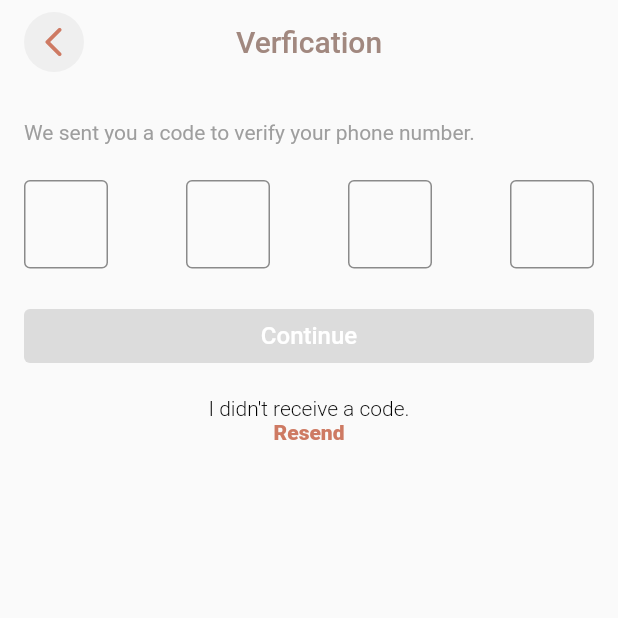
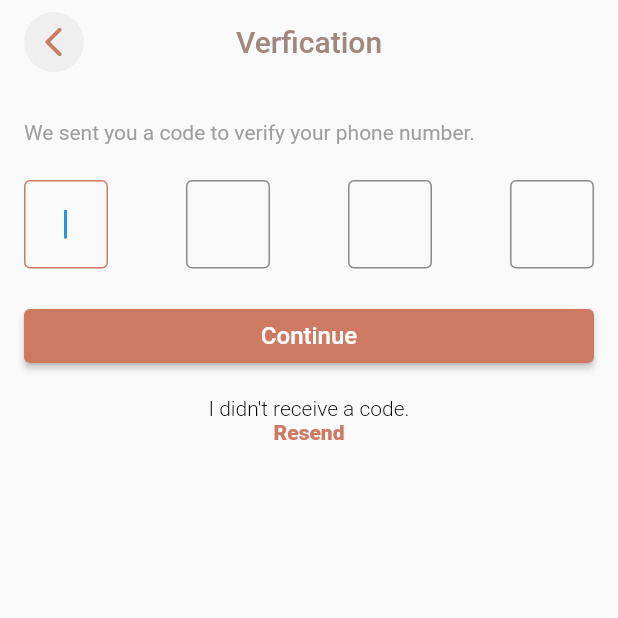
Before and after one commit to SelaseKay/call-away, a Flutter app: the screen it shows after launch, on a phone screen of 412 x 824 dp, the top half of it. Run offline on Flutter 3.47's test engine with Material 2 defaults, Android fonts, the phone set to English and light mode, and no system bars; our stand-ins replace cloud_firestore, firebase_auth, firebase_core, flutter_riverpod, flutter_svg, google_fonts and 2 more; accounts and stored records are empty; Roboto replaces fonts that are missing (Prompt).

Commit message:
add otp-verfication-screen. yet to connect it an otp service

```diff
--- a/lib/main.dart
+++ b/lib/main.dart
@@ -39,7 +39,7 @@ class _MyAppState extends State<MyApp> {
           textTheme:
               const TextTheme(headline6: TextStyle(color: Color(0xFFA1887F)))),
       // home: SignUpScreen(),
-      home: const OtpVerificationScreen()
+      home: OtpVerificationScreen()
       // home: const HomeScreen(title: 'Flutter Demo Home Page'),
     );
   }
--- a/lib/ui/components/icon_button.dart
+++ b/lib/ui/components/icon_button.dart
@@ -21,6 +21,7 @@ class MyIconButton extends StatelessWidget {
         color: const Color(0xFFEFEFEF),
         borderRadius: const BorderRadius.all(Radius.circular(50.0)),
         child: InkWell(
+          focusColor: const Color(0xFFEFEFEF),
           borderRadius: const BorderRadius.all(Radius.circular(50.0)),
           onTap: onPressed,
           child: Center(
--- a/lib/ui/screens/add_phone_number_screen.dart
+++ b/lib/ui/screens/add_phone_number_screen.dart
@@ -65,7 +65,7 @@ class AddPhoneNumberScreen extends StatelessWidget {
                       // transitionDuration:
                       //     const Duration(milliseconds: 550),
                       pageBuilder: (context, animation, secondaryAnimatio) =>
-                          const OtpVerificationScreen(),
+                          OtpVerificationScreen(),
                     ));
               }),
             ),
--- a/lib/ui/screens/otp_verification-screen.dart
+++ b/lib/ui/screens/otp_verification-screen.dart
@@ -1,7 +1,6 @@
 import 'package:call_away/provider/otp_code_provider.dart';
 import 'package:call_away/ui/components/continue_button.dart';
 import 'package:call_away/ui/components/icon_button.dart';
-import 'package:call_away/ui/components/labeled_textfield.dart';
 import 'package:call_away/ui/components/text_span.dart';
 import 'package:flutter/material.dart';
 import 'package:flutter/services.dart';
@@ -9,16 +8,15 @@ import 'package:flutter_riverpod/flutter_riverpod.dart';
 import 'package:google_fonts/google_fonts.dart';
 
 class OtpVerificationScreen extends ConsumerWidget {
-  const OtpVerificationScreen({Key? key}) : super(key: key);
+  OtpVerificationScreen({Key? key}) : super(key: key);
+
+  final _controller1 = TextEditingController();
+  final _controller2 = TextEditingController();
+  final _controller3 = TextEditingController();
+  final _controller4 = TextEditingController();
 
   @override
   Widget build(BuildContext context, WidgetRef ref) {
-    var otpCode = ref.watch(otpCodeProvider);
-
-    ref.listen(otpCodeProvider, ((previous, next) {
-      print("Otp code is: $next");
-    }));
-
     return Theme(
       data: Theme.of(context).copyWith(
           textTheme: Theme.of(context).textTheme.copyWith(
@@ -58,14 +56,35 @@ class OtpVerificationScreen extends ConsumerWidget {
                     color: const Color(0xFF9E9E9E)),
               ),
             ),
-            const Padding(
-              padding: EdgeInsets.only(top: 24.0),
-              child: _OtpCodeTextFields(),
+            Padding(
+                padding: const EdgeInsets.only(top: 24.0),
+                child: Form(
+                    onChanged: () {},
+                    child: Row(
+                      mainAxisAlignment: MainAxisAlignment.spaceBetween,
+                      children: [
+                        _OtpTextField(
+                          controller: _controller1,
+                          autoFocus: true,
                         ),
+                        _OtpTextField(controller: _controller2),
+                        _OtpTextField(controller: _controller3),
+                        _OtpTextField(controller: _controller4),
+                      ],
+                    ))),
             Padding(
               padding: const EdgeInsets.only(top: 16.0),
-              child:
-                  ContinueButton(onPressed: otpCode.length == 4 ? () {} : null),
+              child: ContinueButton(onPressed: () {
+                var otpCode = _controller1.text +
+                    _controller2.text +
+                    _controller3.text +
+                    _controller4.text;
+                print("otp code is: $otpCode");
+                if (otpCode.length != 4) {
+                  ScaffoldMessenger.of(context).showSnackBar(const SnackBar(
+                      content: Text("Entered code is incomplete")));
+                }
+              }),
             ),
             Padding(
               padding: const EdgeInsets.only(top: 16.0),
@@ -81,46 +100,36 @@ class OtpVerificationScreen extends ConsumerWidget {
   }
 }
 
-class _OtpCodeTextFields extends ConsumerWidget {
-  const _OtpCodeTextFields({Key? key}) : super(key: key);
 
-  void updateOtpCode(
-      BuildContext context, String currentOtpCode, WidgetRef ref) {
-    if (currentOtpCode.length == 1) {
-      ref.read(otpCodeProvider.notifier).state =
-          ref.read(otpCodeProvider.notifier).state + currentOtpCode;
-      FocusScope.of(context).nextFocus();
-    } else if (currentOtpCode.length != 1 &&
-        ref.read(otpCodeProvider.notifier).state.isNotEmpty) {
-      var otpCode = ref.read(otpCodeProvider.notifier).state;
-      ref.read(otpCodeProvider.notifier).state =
-          otpCode.substring(0, otpCode.length - 2);
-      FocusScope.of(context).previousFocus();
-    }
-  }
+class _OtpTextField extends ConsumerWidget {
+  const _OtpTextField(
+      {Key? key, required this.controller, this.autoFocus = false})
+      : super(key: key);
+
+  final TextEditingController controller;
+  final bool autoFocus;
 
   @override
   Widget build(BuildContext context, WidgetRef ref) {
-    return Form(
-        child: Row(
-      mainAxisAlignment: MainAxisAlignment.spaceBetween,
-      children: [
-        SizedBox(
+    return SizedBox(
       height: 64.0,
       width: 56.0,
       child: TextFormField(
-            onSaved: (pin1) {},
-            onChanged: (value) => updateOtpCode(context, value, ref),
+        onChanged: (value) {
+          if (value.length == 1) {
+            FocusScope.of(context).nextFocus();
+          }
+        },
+        controller: controller,
+        autofocus: autoFocus,
         decoration: InputDecoration(
           focusedBorder: OutlineInputBorder(
-                      borderSide: BorderSide(
-                          color: Theme.of(context).primaryColor, width: 1.0),
+            borderSide:
+                BorderSide(color: Theme.of(context).primaryColor, width: 1.0),
           ),
           enabledBorder: const OutlineInputBorder(
-                      borderSide:
-                          BorderSide(color: Color(0xFF8A8A8A), width: 1.0),
+            borderSide: BorderSide(color: Color(0xFF8A8A8A), width: 1.0),
           ),
-
         ),
         keyboardType: TextInputType.number,
         textAlign: TextAlign.center,
@@ -129,80 +138,6 @@ class _OtpCodeTextFields extends ConsumerWidget {
           FilteringTextInputFormatter.digitsOnly
         ],
       ),
-        ),
-        SizedBox(
-          height: 64.0,
-          width: 56.0,
-          child: TextFormField(
-            onChanged: (value) => updateOtpCode(context, value, ref),
-            decoration: InputDecoration(
-                    focusedBorder: OutlineInputBorder(
-                      borderSide: BorderSide(
-                          color: Theme.of(context).primaryColor, width: 1.0),
-                    ),
-                    enabledBorder: const OutlineInputBorder(
-                      borderSide:
-                          BorderSide(color: Color(0xFF8A8A8A), width: 1.0),
-                    ),
-
-                  ),
-            keyboardType: TextInputType.number,
-            textAlign: TextAlign.center,
-            inputFormatters: [
-              LengthLimitingTextInputFormatter(1),
-              FilteringTextInputFormatter.digitsOnly
-            ],
-          ),
-        ),
-        SizedBox(
-          height: 64.0,
-          width: 56.0,
-          child: TextFormField(
-            onChanged: (value) => updateOtpCode(context, value, ref),
-            decoration: InputDecoration(
-                    focusedBorder: OutlineInputBorder(
-                      borderSide: BorderSide(
-                          color: Theme.of(context).primaryColor, width: 1.0),
-                    ),
-                    enabledBorder: const OutlineInputBorder(
-                      borderSide:
-                          BorderSide(color: Color(0xFF8A8A8A), width: 1.0),
-                    ),
-
-                  ),
-            keyboardType: TextInputType.number,
-            textAlign: TextAlign.center,
-            inputFormatters: [
-              LengthLimitingTextInputFormatter(1),
-              FilteringTextInputFormatter.digitsOnly
-            ],
-          ),
-        ),
-        SizedBox(
-          height: 64.0,
-          width: 56.0,
-          child: TextFormField(
-            onChanged: (value) => updateOtpCode(context, value, ref),
-            decoration: InputDecoration(
-                    focusedBorder: OutlineInputBorder(
-                      borderSide: BorderSide(
-                          color: Theme.of(context).primaryColor, width: 1.0),
-                    ),
-                    enabledBorder: const OutlineInputBorder(
-                      borderSide:
-                          BorderSide(color: Color(0xFF8A8A8A), width: 1.0),
-                    ),
-
-                  ),
-            keyboardType: TextInputType.number,
-            textAlign: TextAlign.center,
-            inputFormatters: [
-              LengthLimitingTextInputFormatter(1),
-              FilteringTextInputFormatter.digitsOnly
-            ],
-          ),
-        ),
-      ],
-    ));
+    );
   }
 }
```
Lines whose indentation alone changed are shown as unchanged.
